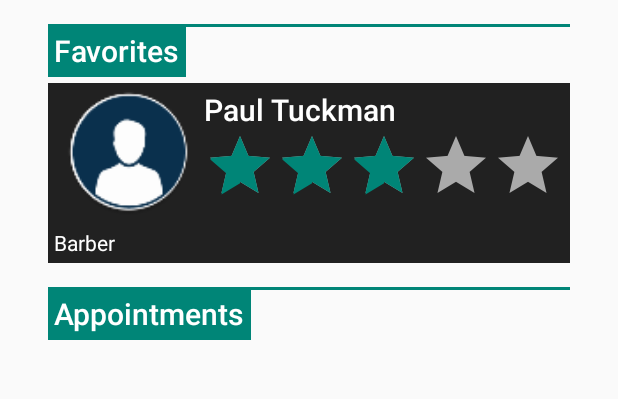
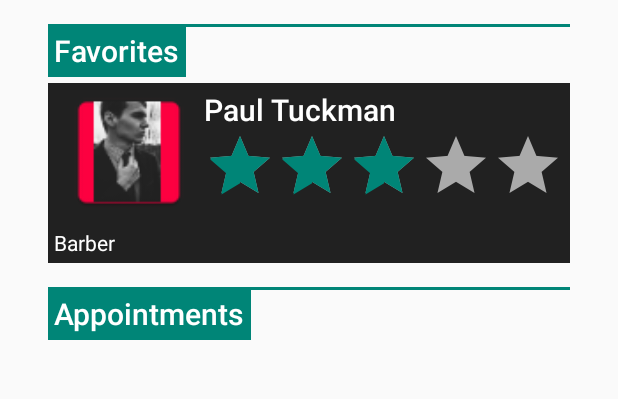
Before and after one commit to qbit-0/Congressional-App-Challenge, an Android app: the screen it shows after launch (MainActivity), after a tap on "Login", on a phone screen of 412 x 824 dp, the part 259-658 px from its top. Run offline under Robolectric (Android 15) with nearby library versions, the phone set to English and light mode, and no system bars; 1 statement that could not run was skipped.

Commit message:
Images finished.

```diff
--- a/ServiceNet/app/src/main/res/layout/activity_provider_profile.xml
+++ b/ServiceNet/app/src/main/res/layout/activity_provider_profile.xml
@@ -30,7 +30,7 @@
                     android:layout_height="96dp"
                     app:layout_constraintStart_toStartOf="parent"
                     app:layout_constraintTop_toTopOf="parent"
-                    app:srcCompat="@mipmap/ic_launcher_round"/>
+                    app:srcCompat="@mipmap/ic_group_profile_1"/>
 
                 <TextView
                     android:id="@+id/tv_profile_group_name"
--- a/ServiceNet/app/src/main/res/layout/search.xml
+++ b/ServiceNet/app/src/main/res/layout/search.xml
@@ -61,7 +61,7 @@
                 android:layout_width="match_parent"
                 android:layout_height="match_parent"
                 android:orientation="vertical"
-                android:visibility="visible">
+                android:visibility="invisible">
 
                 <android.support.constraint.ConstraintLayout
                     android:layout_width="match_parent"
--- a/ServiceNet/app/src/main/res/layout/welcome.xml
+++ b/ServiceNet/app/src/main/res/layout/welcome.xml
@@ -53,7 +53,7 @@
                         android:layout_width="wrap_content"
                         android:layout_height="match_parent"
                         android:layout_weight="1"
-                        app:srcCompat="@mipmap/ic_default_profile"/>
+                        app:srcCompat="@mipmap/ic_profile_7"/>
 
                     <LinearLayout
                         android:layout_width="wrap_content"
```
Also changed, not shown: ServiceNet/app/src/main/ic_profile_7-web.png (added), ServiceNet/app/src/main/res/mipmap-hdpi/ic_profile_7.png (added), ServiceNet/app/src/main/res/mipmap-mdpi/ic_profile_7.png (added), ServiceNet/app/src/main/res/mipmap-xhdpi/ic_profile_7.png (added), ServiceNet/app/src/main/res/mipmap-xxhdpi/ic_profile_7.png (added), ServiceNet/app/src/main/res/mipmap-xxxhdpi/ic_profile_7.png (added).
